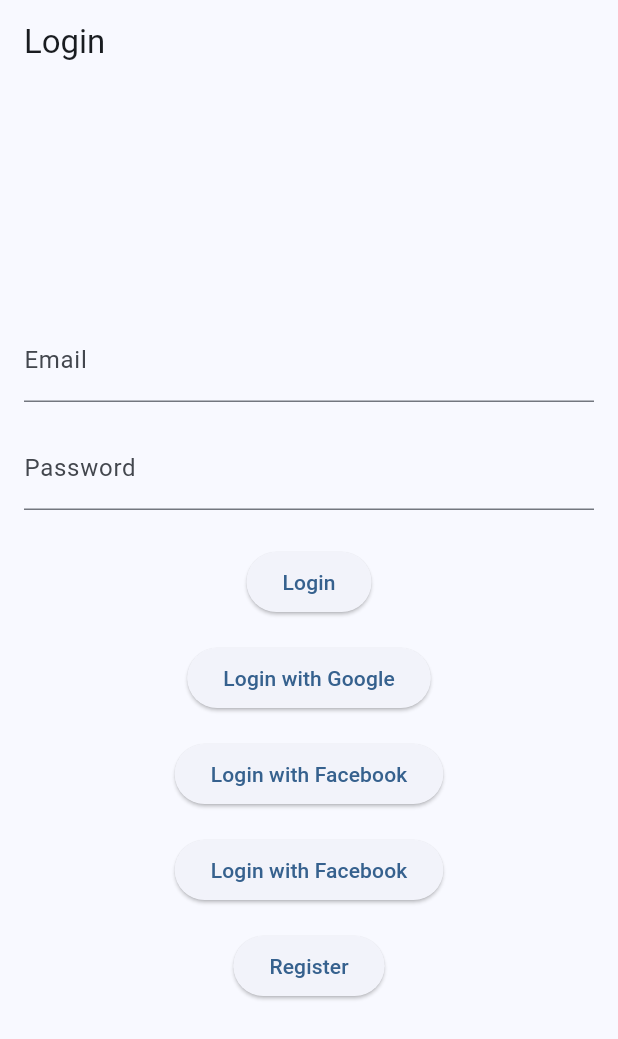
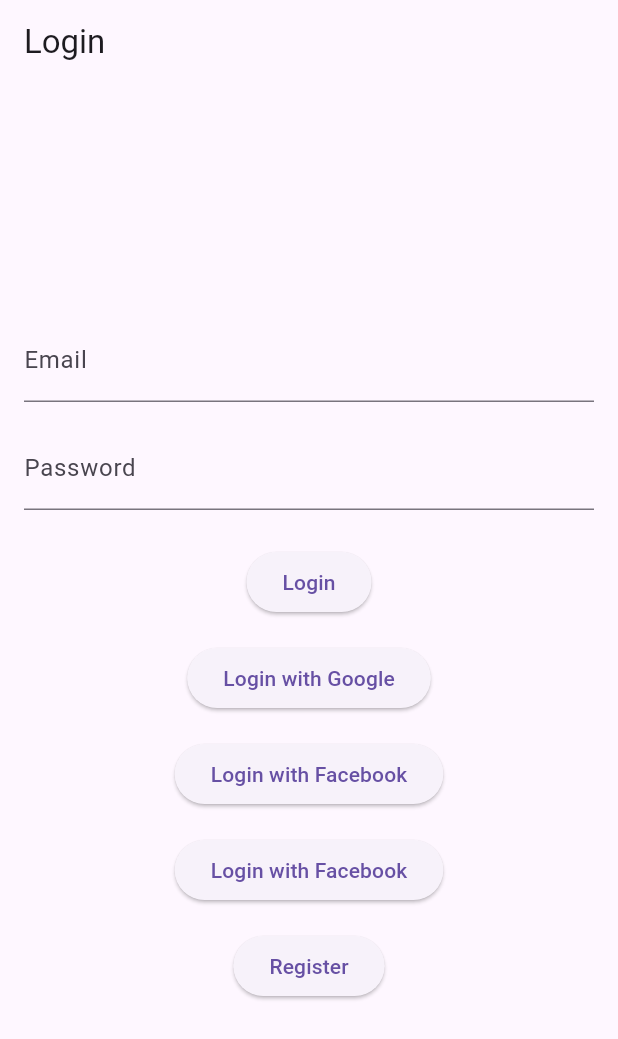
Before and after one commit to Hayrullahaktas/HealthSync, a Flutter app: the screen it shows after launch, on a phone screen of 412 x 824 dp. Shown: the top 1039 px of the screen. Run offline on Flutter 3.47's test engine with Material 3 defaults, Android fonts, the phone set to English and light mode, and no system bars; our stand-ins replace dio, fl_chart, flutter_secure_storage, google_sign_in, jwt_decoder, shared_preferences and 1 more; missing offline and left inert: flutter_facebook_auth; accounts and stored records are empty.

Commit message:
Update main.dart

```diff
--- a/lib/main.dart
+++ b/lib/main.dart
@@ -113,12 +113,13 @@ class MyApp extends StatelessWidget {
 
   @override
   Widget build(BuildContext context) {
+    return Consumer<StorageProvider>(
+      builder: (context, storageProvider, _) {
     return MaterialApp(
       title: 'HealthSync',
-      theme: ThemeData(
-        useMaterial3: true,
-        colorScheme: ColorScheme.fromSeed(seedColor: Colors.blue),
-      ),
+      theme: ThemeData.light(useMaterial3: true),
+      darkTheme: ThemeData.dark(useMaterial3: true),
+      themeMode: storageProvider.isDarkMode ? ThemeMode.dark : ThemeMode.light,
       home: Consumer<AuthProvider>(
         builder: (context, authProvider, _) {
           if (authProvider.isLoading) {
@@ -135,5 +136,7 @@ class MyApp extends StatelessWidget {
         },
       ),
     );
+  },
+  );
   }
 }
```
